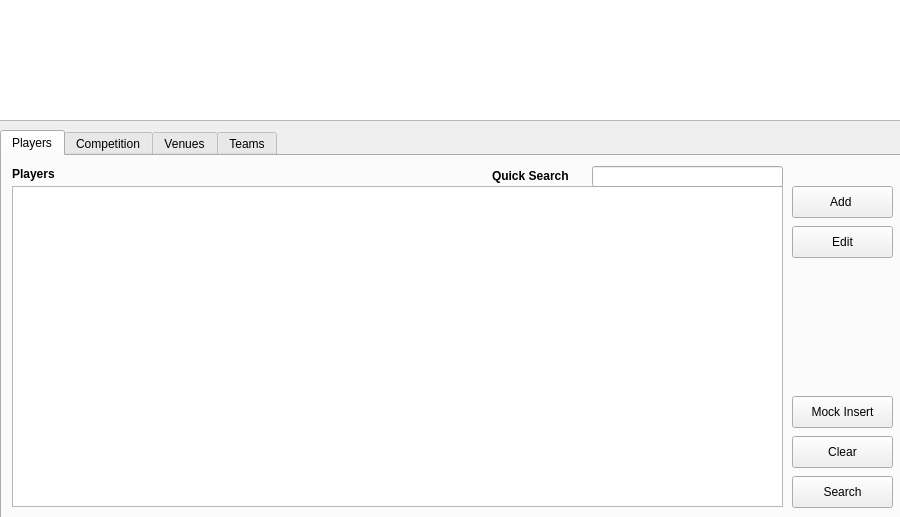
Qt form mainwindow.ui (stefanmarjanovic/Comp) before a commit.
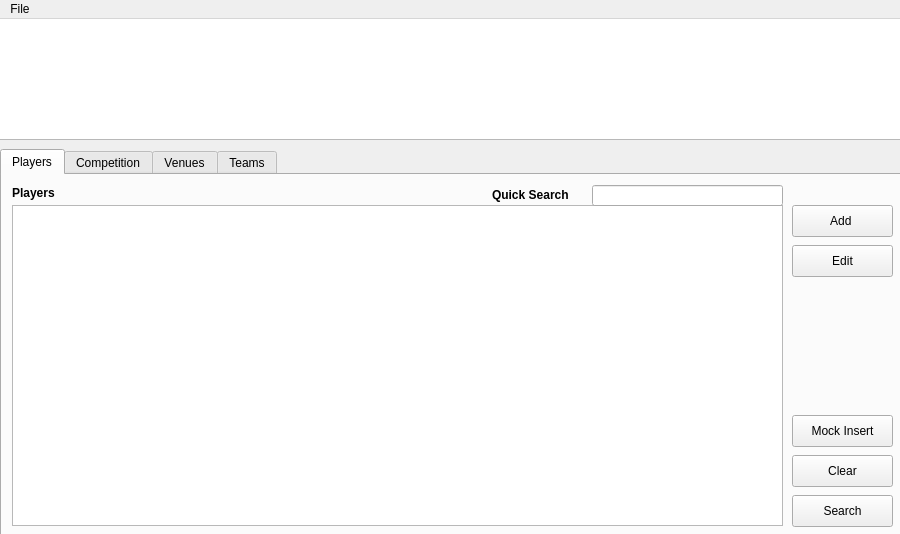
The same form after that commit. The open tabs and pages were chosen to show the change. Icons and pictures are not drawn.

Patch:
```diff
--- a/mainwindow.ui
+++ b/mainwindow.ui
@@ -7,7 +7,7 @@
     <x>0</x>
     <y>0</y>
     <width>900</width>
-    <height>517</height>
+    <height>534</height>
    </rect>
   </property>
   <property name="minimumSize">
@@ -499,6 +499,31 @@
     </widget>
    </widget>
   </widget>
+  <widget class="QMenuBar" name="menuBar">
+   <property name="geometry">
+    <rect>
+     <x>0</x>
+     <y>0</y>
+     <width>900</width>
+     <height>22</height>
+    </rect>
+   </property>
+   <property name="nativeMenuBar">
+    <bool>false</bool>
+   </property>
+   <widget class="QMenu" name="menuFile">
+    <property name="title">
+     <string>File</string>
+    </property>
+    <addaction name="actionSetting"/>
+   </widget>
+   <addaction name="menuFile"/>
+  </widget>
+  <action name="actionSetting">
+   <property name="text">
+    <string>Settings</string>
+   </property>
+  </action>
  </widget>
  <layoutdefault spacing="6" margin="11"/>
  <resources/>
```
Left out of the diff: 2 changed lines with no effect on the pictures.
